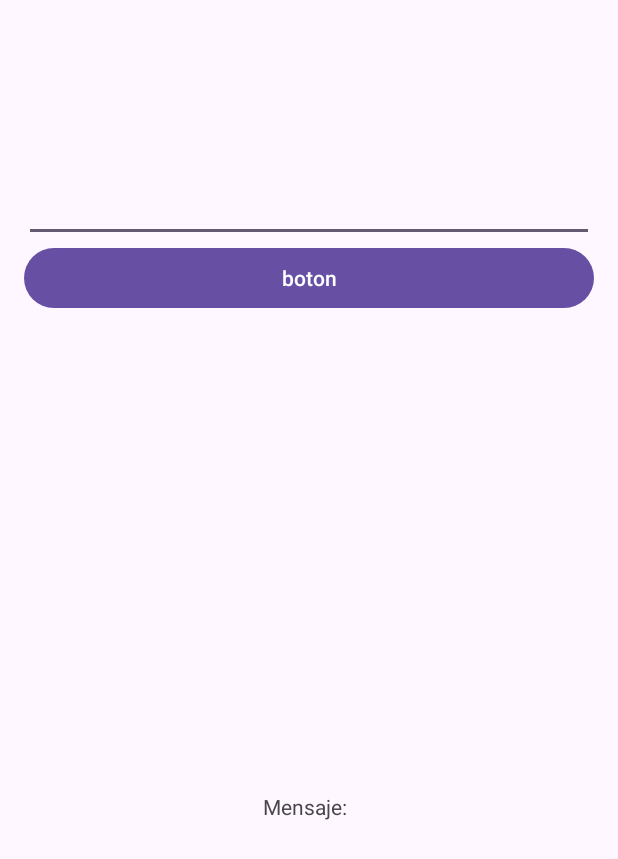
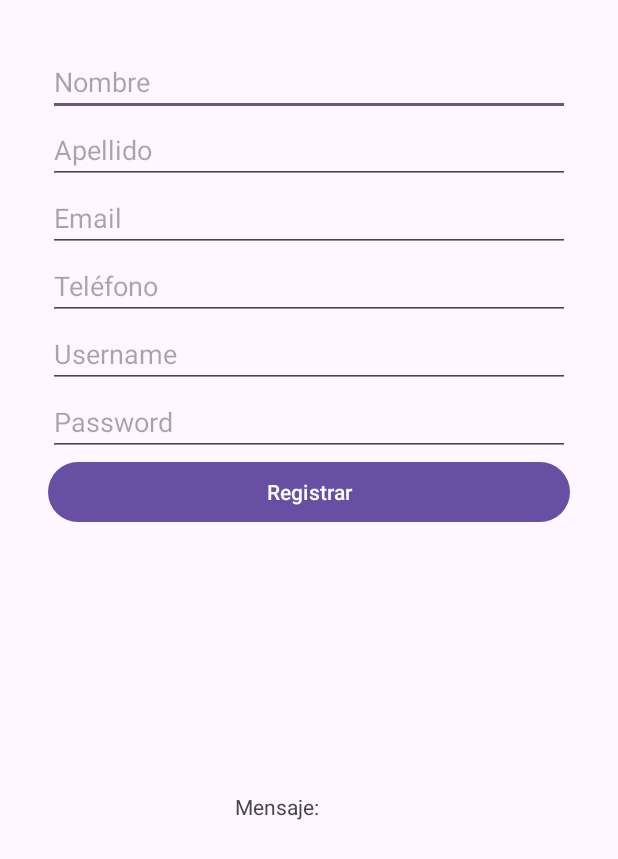
Before and after one commit to MariaCQA/Lab04_IDNP, an Android app: the screen it shows after launch (MainActivity), on a phone screen of 412 x 824 dp. Shown: the top 859 px of the screen. Run offline under Robolectric (Android 15) with nearby library versions, the phone set to English and light mode, and no system bars.

Commit message:
Actualizacion ejercicio1 lab04

```diff
--- a/app/src/main/java/com/example/lab04_idnp/BlankFragment.kt
+++ b/app/src/main/java/com/example/lab04_idnp/BlankFragment.kt
@@ -1,35 +1,16 @@
 package com.example.lab04_idnp
 
 import android.os.Bundle
-import androidx.fragment.app.Fragment
 import android.view.LayoutInflater
 import android.view.View
 import android.view.ViewGroup
 import android.widget.Button
 import android.widget.EditText
+import androidx.fragment.app.Fragment
 
-// TODO: Rename parameter arguments, choose names that match
-// the fragment initialization parameters, e.g. ARG_ITEM_NUMBER
-private const val ARG_PARAM1 = "param1"
-private const val ARG_PARAM2 = "param2"
+class BlankFragment : Fragment() {
 
-/**
- * A simple [Fragment] subclass.
- * Use the [BlankFragment.newInstance] factory method to
- * create an instance of this fragment.
- */
-class BlankFragment : Fragment() {
-    // TODO: Rename and change types of parameters
-    private var param1: String? = null
-    private var param2: String? = null
-
-    override fun onCreate(savedInstanceState: Bundle?) {
-        super.onCreate(savedInstanceState)
-        arguments?.let {
-            param1 = it.getString(ARG_PARAM1)
-            param2 = it.getString(ARG_PARAM2)
-        }
-    }
+    private lateinit var onRegister: (Usuario) -> Unit
 
     override fun onCreateView(
         inflater: LayoutInflater, container: ViewGroup?,
@@ -37,26 +18,34 @@ class BlankFragment : Fragment() {
     ): View? {
         val view = inflater.inflate(R.layout.fragment_blank, container, false)
 
-        val btnEnviarMensaje = view.findViewById<Button>(R.id.btnEnviarMensaje)
-        val editMensaje = view.findViewById<EditText>(R.id.edtMensaje)
+        val edtNombre = view.findViewById<EditText>(R.id.edtNombre)
+        val edtApellido = view.findViewById<EditText>(R.id.edtApellido)
+        val edtEmail = view.findViewById<EditText>(R.id.edtEmail)
+        val edtTelefono = view.findViewById<EditText>(R.id.edtTelefono)
+        val edtUsername = view.findViewById<EditText>(R.id.edtUsername)
+        val edtPassword = view.findViewById<EditText>(R.id.edtPassword)
+        val btnRegister = view.findViewById<Button>(R.id.btnRegister)
 
-        btnEnviarMensaje.setOnClickListener {
-            val mensaje = editMensaje.text.toString()
-            clickBtnEnviarMensaje(mensaje)
+        btnRegister.setOnClickListener {
+            val user = Usuario(
+                edtNombre.text.toString(),
+                edtApellido.text.toString(),
+                edtEmail.text.toString(),
+                edtTelefono.text.toString(),
+                edtUsername.text.toString(),
+                edtPassword.text.toString()
+            )
+            onRegister(user)
         }
+
         return view
     }
 
     companion object {
-        private lateinit var clickBtnEnviarMensaje: (String) -> Unit
-
-        @JvmStatic
-        fun newInstance(clickBtnEnviarMensaje: (String) -> Unit): BlankFragment {
-            val blankFragment = BlankFragment()
-            this.clickBtnEnviarMensaje = clickBtnEnviarMensaje
-            return blankFragment
+        fun newInstance(onRegister: (Usuario) -> Unit): BlankFragment {
+            val fragment = BlankFragment()
+            fragment.onRegister = onRegister
+            return fragment
         }
-
-
     }
 }
--- a/app/src/main/java/com/example/lab04_idnp/MainActivity.kt
+++ b/app/src/main/java/com/example/lab04_idnp/MainActivity.kt
@@ -10,6 +10,7 @@ import androidx.fragment.app.commit
 
 class MainActivity : AppCompatActivity() {
     private lateinit var txtMensaje: TextView
+
     override fun onCreate(savedInstanceState: Bundle?) {
         super.onCreate(savedInstanceState)
         enableEdgeToEdge()
@@ -18,23 +19,27 @@ class MainActivity : AppCompatActivity() {
             val systemBars = insets.getInsets(WindowInsetsCompat.Type.systemBars())
             v.setPadding(systemBars.left, systemBars.top, systemBars.right, systemBars.bottom)
             insets
-
         }
 
-        txtMensaje = findViewById<TextView>(R.id.txtMensaje)
+        txtMensaje = findViewById(R.id.txtMensaje)
 
-        val blankFragment = BlankFragment.newInstance(response)
+        val registerFragment = BlankFragment.newInstance { usuario ->
+            showUserInfo(usuario)
+        }
 
-        supportFragmentManager.commit{
+        supportFragmentManager.commit {
             setReorderingAllowed(true)
-            replace(R.id.frameLayout, blankFragment)
+            replace(R.id.frameLayout, registerFragment)
         }
     }
 
-
-
-    val response: (String) -> Unit =  { mensaje ->
-
-        txtMensaje.text=mensaje
+    private fun showUserInfo(user: Usuario) {
+        txtMensaje.text = """
+            Nombre: ${user.nombre}
+            Apellido: ${user.apellido}
+            Email: ${user.email}
+            Teléfono: ${user.telefono}
+            Username: ${user.username}
+        """.trimIndent()
     }
 }
--- /dev/null
+++ b/app/src/main/java/com/example/lab04_idnp/Usuario.kt
@@ -0,0 +1,10 @@
+package com.example.lab04_idnp
+
+data class Usuario(
+    val nombre: String,
+    val apellido: String,
+    val email: String,
+    val telefono: String,
+    val username: String,
+    val password: String
+)
--- a/app/src/main/res/layout/activity_main.xml
+++ b/app/src/main/res/layout/activity_main.xml
@@ -12,7 +12,6 @@
         android:layout_width="0dp"
         android:layout_height="0dp"
         android:layout_margin="16dp"
-
         app:layout_constraintEnd_toEndOf="parent"
         app:layout_constraintStart_toStartOf="parent"
         app:layout_constraintTop_toTopOf="parent"
@@ -23,10 +22,9 @@
         android:layout_width="wrap_content"
         android:layout_height="wrap_content"
         android:layout_marginTop="100dp"
-
         android:text="Mensaje: "
         app:layout_constraintEnd_toEndOf="parent"
-        app:layout_constraintHorizontal_bias="0.498"
+        app:layout_constraintHorizontal_bias="0.444"
         app:layout_constraintStart_toStartOf="parent"
         app:layout_constraintTop_toBottomOf="@+id/frameLayout" />
 
--- a/app/src/main/res/layout/fragment_blank.xml
+++ b/app/src/main/res/layout/fragment_blank.xml
@@ -9,20 +9,51 @@
         android:layout_width="match_parent"
         android:layout_height="match_parent"
         android:orientation="vertical"
-        android:layout_marginTop="100dp">
+        android:padding="16dp">
 
         <EditText
-            android:id="@+id/edtMensaje"
+            android:id="@+id/edtNombre"
             android:layout_width="match_parent"
             android:layout_height="wrap_content"
-            android:ems="10"
-            android:inputType="text"
-            android:text="" />
+            android:hint="Nombre" />
+
+        <EditText
+            android:id="@+id/edtApellido"
+            android:layout_width="match_parent"
+            android:layout_height="wrap_content"
+            android:hint="Apellido" />
+
+        <EditText
+            android:id="@+id/edtEmail"
+            android:layout_width="match_parent"
+            android:layout_height="wrap_content"
+            android:hint="Email"
+            android:inputType="textEmailAddress" />
+
+        <EditText
+            android:id="@+id/edtTelefono"
+            android:layout_width="match_parent"
+            android:layout_height="wrap_content"
+            android:hint="Teléfono"
+            android:inputType="phone" />
+
+        <EditText
+            android:id="@+id/edtUsername"
+            android:layout_width="match_parent"
+            android:layout_height="wrap_content"
+            android:hint="Username" />
+
+        <EditText
+            android:id="@+id/edtPassword"
+            android:layout_width="match_parent"
+            android:layout_height="wrap_content"
+            android:hint="Password"
+            android:inputType="textPassword" />
 
         <Button
-            android:id="@+id/btnEnviarMensaje"
+            android:id="@+id/btnRegister"
             android:layout_width="match_parent"
             android:layout_height="wrap_content"
-            android:text="boton" />
+            android:text="Registrar" />
     </LinearLayout>
 </FrameLayout>
```
